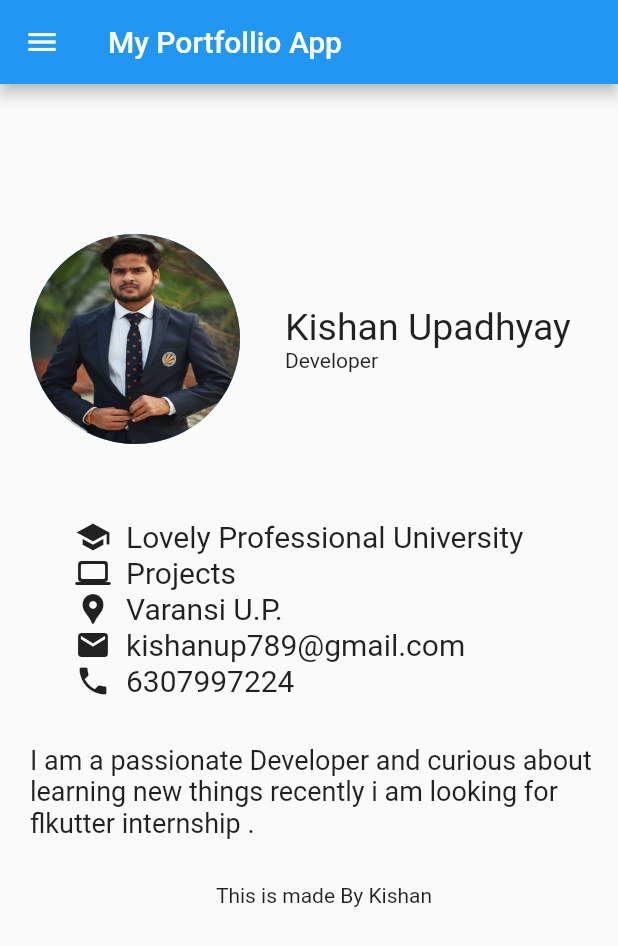
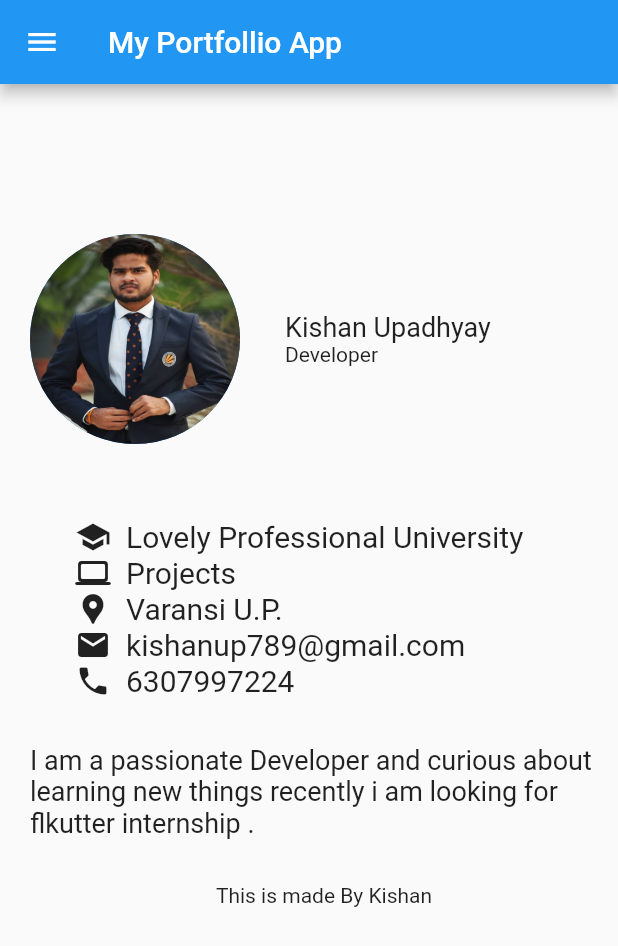
Before and after one commit to kishanup78910/kishanportfollio2, a Flutter app: the screen it shows after launch, on a phone screen of 412 x 824 dp. Shown: the top 946 px of the screen. Run offline on Flutter 3.47's test engine with Material 2 defaults, Android fonts, the phone set to English and light mode, and no system bars.

Commit message:
updated by david

```diff
--- a/lib/main.dart
+++ b/lib/main.dart
@@ -50,7 +50,7 @@ class Home extends StatelessWidget {
                   crossAxisAlignment: CrossAxisAlignment.start,
                   children: <Widget>[
 
-                    Text("Kishan Upadhyay",style: TextStyle(fontSize: 25),),
+                    Text("Kishan Upadhyay",style: TextStyle(fontSize: 18),),
                     Text("Developer")
                   ],
                 )
```
Also changed, not shown: pubspec.lock, 4 other files.
